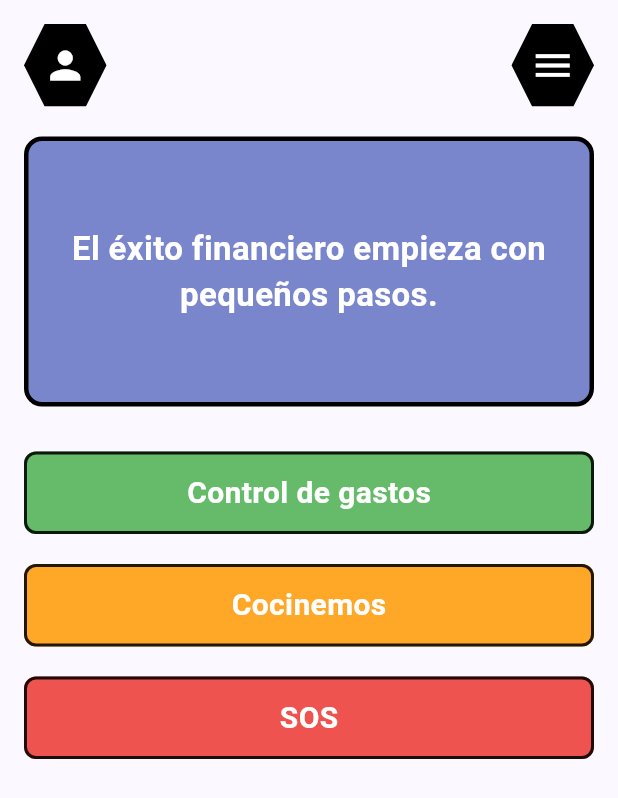
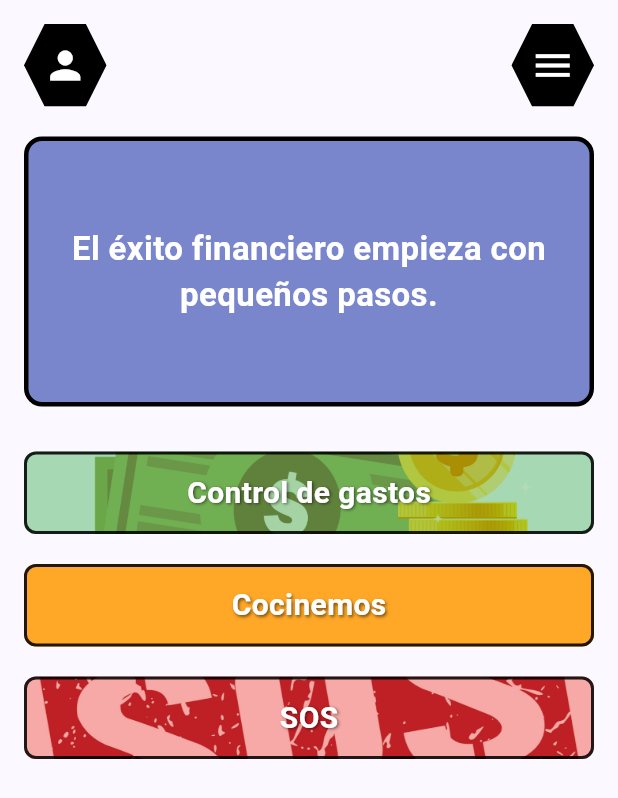
Before and after one commit to CristinaEuan/ForaneoPro, a Flutter app: the PrincipalPag screen opened directly, on a phone screen of 412 x 824 dp. Shown: the top 798 px of the screen. Run offline on Flutter 3.47's test engine with Material 3 defaults, Android fonts, the phone set to English and light mode, and no system bars.

Commit message:
aqui estan los cambios de import de imagenes

```diff
--- a/lib/principalpag.dart
+++ b/lib/principalpag.dart
@@ -66,6 +66,8 @@ class PrincipalPag extends StatelessWidget {
               context,
               text: "Control de gastos",
               color: Colors.green.shade400,
+              // ⭐ AQUÍ SE HACE LA LLAMADA A LA IMAGEN ⭐
+              imagePath: 'lib/imagen_2/imag_costo.jpg', // <--- Revisa esta ruta
               onTap: () {
                 // Navegación
                 Navigator.push(
@@ -101,6 +103,7 @@ class PrincipalPag extends StatelessWidget {
                 context,
                 text: "SOS",
                 color: Colors.red.shade400,
+                imagePath: 'lib/imagen_2/sos.jpg',
                 onTap: () {
                   Navigator.push(
                     context,
@@ -139,23 +142,48 @@ class PrincipalPag extends StatelessWidget {
   Widget _rectButton(BuildContext context,
       {required String text,
       required Color color,
-      required VoidCallback onTap}) {
+      required VoidCallback onTap,
+      // ⭐ 1. AÑADIR EL PARÁMETRO OPCIONAL DE LA IMAGEN ⭐
+      String? imagePath}) {
+
+    // Define el Decoration, incluyendo la imagen si se proporciona
+    final decoration = BoxDecoration(
+      // 2. USAR imagePath para crear el fondo
+      color: (imagePath != null) ? color.withOpacity(0.5) : color,
+      borderRadius: BorderRadius.circular(8),
+      border: Border.all(width: 2, color: Colors.black87),
+
+      // Lógica para añadir la imagen
+      image: (imagePath != null)
+          ? DecorationImage(
+              image: AssetImage(imagePath),
+              fit: BoxFit.cover, // Para que la imagen cubra todo el botón
+              // Filtro de color para oscurecer la imagen y que el texto se lea mejor
+              colorFilter: ColorFilter.mode(
+                color.withOpacity(0.5),
+                BlendMode.darken,
+              ),
+            )
+          : null, // Si no hay ruta, no hay imagen.
+    );
+
     return GestureDetector(
       onTap: onTap,
       child: Container(
         height: 55,
-        decoration: BoxDecoration(
-          color: color,
-          borderRadius: BorderRadius.circular(8),
-          border: Border.all(width: 2, color: Colors.black87),
-        ),
+        // Usamos la nueva decoración que puede tener la imagen
+        decoration: decoration,
         alignment: Alignment.center,
         child: Text(
           text,
+          // ⭐ 3. AÑADIR SOMBRAS AL TEXTO PARA MEJOR LECTURA (Opcional pero recomendado) ⭐
           style: const TextStyle(
             color: Colors.white,
             fontSize: 20,
             fontWeight: FontWeight.bold,
+            shadows: [
+              Shadow(color: Colors.black54, offset: Offset(1, 1), blurRadius: 2)
+            ],
           ),
         ),
       ),
--- a/pubspec.yaml
+++ b/pubspec.yaml
@@ -56,6 +56,9 @@ flutter:
   # included with your application, so that you can use the icons in
   # the material Icons class.
   uses-material-design: true
+  assets:                 # <--- AÑADE ESTA LÍNEA (2 espacios de indentación)
+    - lib/imagen_2/         # <--- AÑADE ESTA LÍNEA (4 espacios de indentación)
+
 
   # To add assets to your application, add an assets section, like this:
   # assets:
```
Also changed, not shown: lib/imagen_2/imag_costo.jpg (added), lib/imagen_2/sos.jpg (added). Lines whose indentation alone changed are shown as unchanged.
